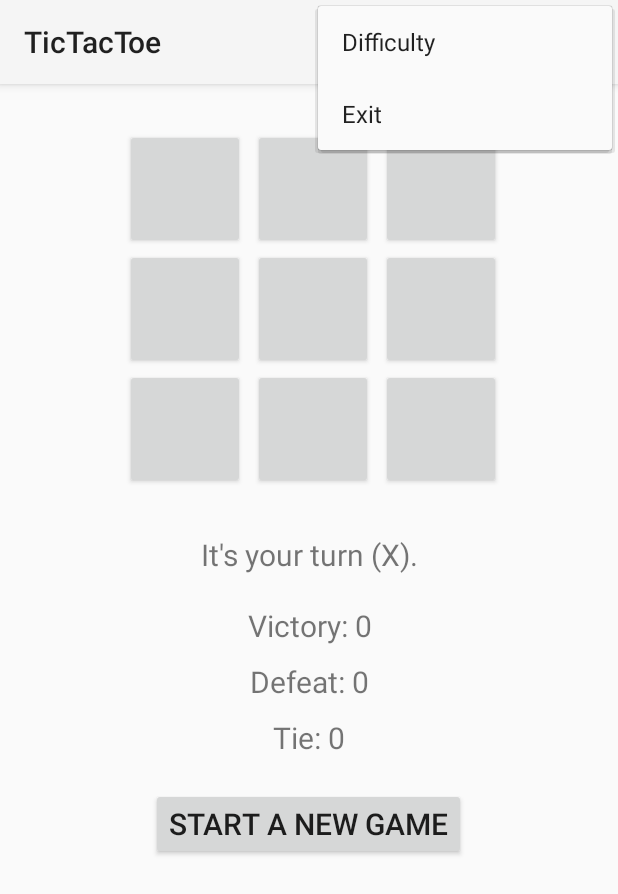
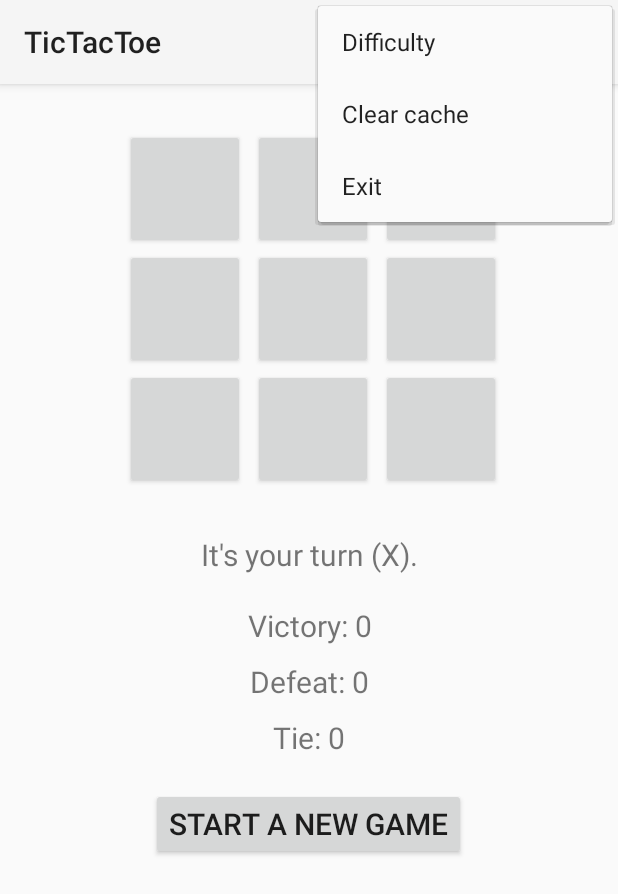
Before and after one commit to ChumyuenLaw/TicTacToe, an Android app: the screen it shows after launch (MainActivity), with the options menu open, on a phone screen of 412 x 824 dp. Shown: the top 894 px of the screen. Run offline under Robolectric (Android 15) with nearby library versions, the phone set to English and light mode, and no system bars.

Commit message:
1.2 add "clear cache" button

```diff
--- a/app/src/main/java/com/chumyuenlaw/tictactoe/TicTacToeGame.java
+++ b/app/src/main/java/com/chumyuenlaw/tictactoe/TicTacToeGame.java
@@ -8,10 +8,8 @@ package com.chumyuenlaw.tictactoe;
  */
 
 import java.util.ArrayList;
-import java.util.InputMismatchException;
 import java.util.List;
 import java.util.Random;
-import java.util.Scanner;
 
 public class TicTacToeGame {
 
--- a/app/src/main/res/menu/menu.xml
+++ b/app/src/main/res/menu/menu.xml
@@ -8,6 +8,10 @@
         android:title="@string/difficulty"
         app:showAsAction="never" />
     <item
+        android:id="@+id/menu_clear_stat"
+        android:title="Clear cache"
+        app:showAsAction="never" />
+    <item
         android:id="@+id/menu_exit"
         android:title="@string/exit"
         app:showAsAction="never" />
```
Also changed, not shown: app/src/main/java/com/chumyuenlaw/tictactoe/MainActivity.kt (+12 -0 lines).
